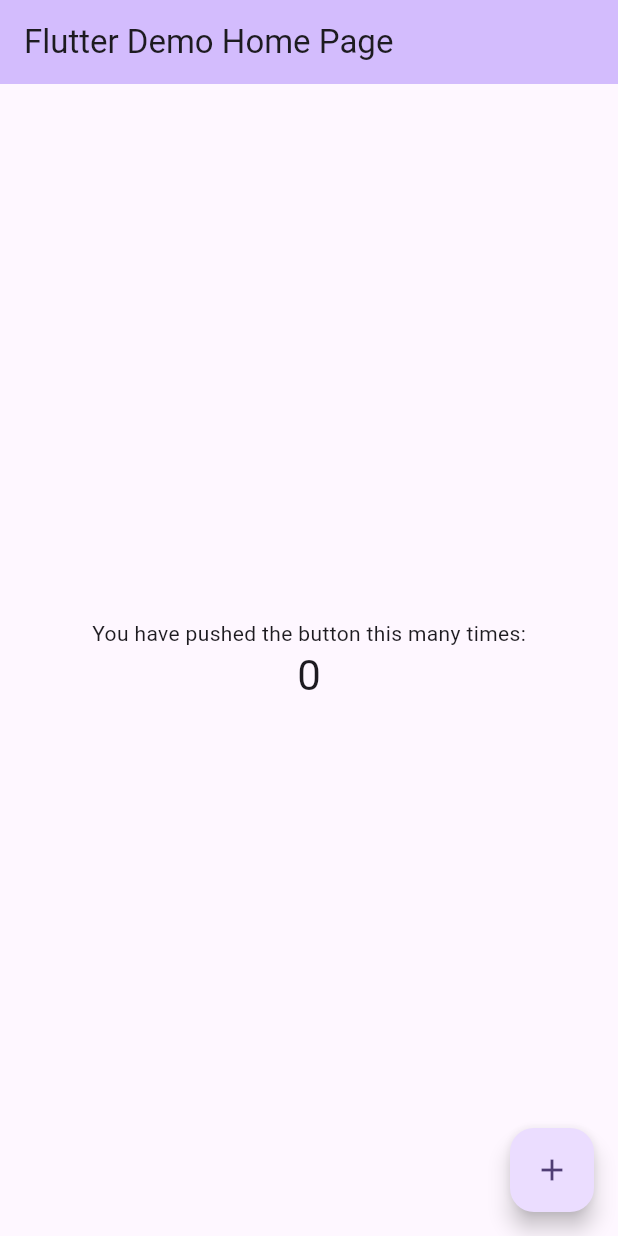
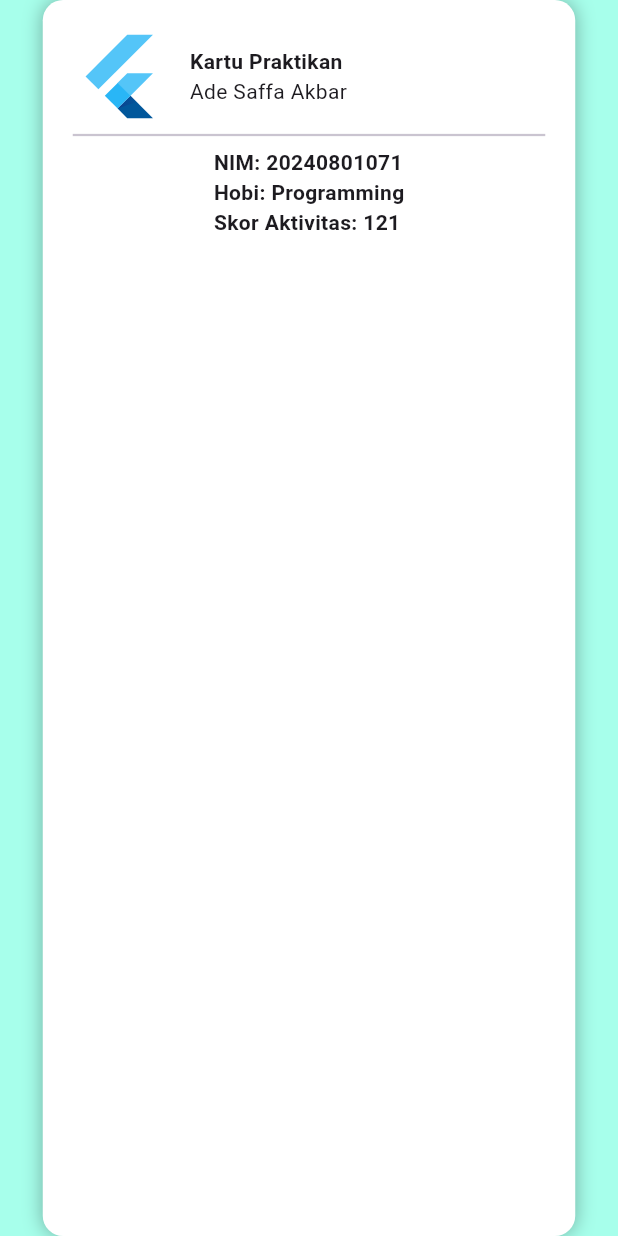
Before and after one commit to Tortuga00s/Ade-Saffa-Akbar_Kelompok--3_kh002, a Flutter app: the screen it shows after launch, on a phone screen of 412 x 824 dp. Run offline on Flutter 3.47's test engine with Material 3 defaults, Android fonts, the phone set to English and light mode, and no system bars.

Commit message:
nambah lib\profile_card.dart

```diff
--- a/lib/main.dart
+++ b/lib/main.dart
@@ -1,122 +1,62 @@
 import 'package:flutter/material.dart';
+import 'profile_card.dart';
 
-void main() {
-  runApp(const MyApp());
-}
+
+void main() => runApp(MyApp());
+
 
 class MyApp extends StatelessWidget {
-  const MyApp({super.key});
 
-  // This widget is the root of your application.
   @override
   Widget build(BuildContext context) {
+
     return MaterialApp(
-      title: 'Flutter Demo',
+
+      debugShowCheckedModeBanner: false,
+
       theme: ThemeData(
-        // This is the theme of your application.
-        //
-        // TRY THIS: Try running your application with "flutter run". You'll see
-        // the application has a purple toolbar. Then, without quitting the app,
-        // try changing the seedColor in the colorScheme below to Colors.green
-        // and then invoke "hot reload" (save your changes or press the "hot
-        // reload" button in a Flutter-supported IDE, or press "r" if you used
-        // the command line to start the app).
-        //
-        // Notice that the counter didn't reset back to zero; the application
-        // state is not lost during the reload. To reset the state, use hot
-        // restart instead.
-        //
-        // This works for code too, not just values: Most code changes can be
-        // tested with just a hot reload.
-        colorScheme: .fromSeed(seedColor: Colors.deepPurple),
+
+        scaffoldBackgroundColor:
+        Colors.tealAccent[100],
+
       ),
-      home: const MyHomePage(title: 'Flutter Demo Home Page'),
+
+      home: HomePage(),
+
     );
+
   }
 }
 
-class MyHomePage extends StatefulWidget {
-  const MyHomePage({super.key, required this.title});
 
-  // This widget is the home page of your application. It is stateful, meaning
-  // that it has a State object (defined below) that contains fields that affect
-  // how it looks.
-
-  // This class is the configuration for the state. It holds the values (in this
-  // case the title) provided by the parent (in this case the App widget) and
-  // used by the build method of the State. Fields in a Widget subclass are
-  // always marked "final".
-
-  final String title;
-
-  @override
-  State<MyHomePage> createState() => _MyHomePageState();
-}
-
-class _MyHomePageState extends State<MyHomePage> {
-  int _counter = 0;
-
-  void _incrementCounter() {
-    setState(() {
-      // This call to setState tells the Flutter framework that something has
-      // changed in this State, which causes it to rerun the build method below
-      // so that the display can reflect the updated values. If we changed
-      // _counter without calling setState(), then the build method would not be
-      // called again, and so nothing would appear to happen.
-      _counter++;
-    });
-  }
+class HomePage extends StatelessWidget {
 
   @override
   Widget build(BuildContext context) {
-    // This method is rerun every time setState is called, for instance as done
-    // by the _incrementCounter method above.
-    //
-    // The Flutter framework has been optimized to make rerunning build methods
-    // fast, so that you can just rebuild anything that needs updating rather
-    // than having to individually change instances of widgets.
+
     return Scaffold(
-      appBar: AppBar(
-        // TRY THIS: Try changing the color here to a specific color (to
-        // Colors.amber, perhaps?) and trigger a hot reload to see the AppBar
-        // change color while the other colors stay the same.
-        backgroundColor: Theme.of(context).colorScheme.inversePrimary,
-        // Here we take the value from the MyHomePage object that was created by
-        // the App.build method, and use it to set our appbar title.
-        title: Text(widget.title),
+
+      body: Center(
+
+        child: ProfileCard(
+
+          nama:
+          "Ade Saffa Akbar",
+
+          nim:
+          "20240801071",
+
+          hobi:
+          "Programming",
+
+          skorAktivitas:
+          121,
+
+        ),
+
       ),
-      body: Center(
-        // Center is a layout widget. It takes a single child and positions it
-        // in the middle of the parent.
-        child: Column(
-          // Column is also a layout widget. It takes a list of children and
-          // arranges them vertically. By default, it sizes itself to fit its
-          // children horizontally, and tries to be as tall as its parent.
-          //
-          // Column has various properties to control how it sizes itself and
-          // how it positions its children. Here we use mainAxisAlignment to
-          // center the children vertically; the main axis here is the vertical
-          // axis because Columns are vertical (the cross axis would be
-          // horizontal).
-          //
-          // TRY THIS: Invoke "debug painting" (choose the "Toggle Debug Paint"
-          // action in the IDE, or press "p" in the console), to see the
-          // wireframe for each widget.
-          mainAxisAlignment: .center,
-          children: [
-            const Text('You have pushed the button this many times:'),
-            Text(
-              '$_counter',
-              style: Theme.of(context).textTheme.headlineMedium,
-            ),
-          ],
-        ),
-      ),
-      floatingActionButton: FloatingActionButton(
-        onPressed: _incrementCounter,
-        tooltip: 'Increment',
-        child: const Icon(Icons.add),
-      ),
+
     );
+
   }
 }
--- /dev/null
+++ b/lib/profile_card.dart
@@ -0,0 +1,139 @@
+import 'package:flutter/material.dart';
+
+class ProfileCard extends StatelessWidget {
+
+  final String nama;
+  final String nim;
+  final String hobi;
+  final int skorAktivitas;
+
+  ProfileCard({
+    required this.nama,
+    required this.nim,
+    required this.hobi,
+    required this.skorAktivitas,
+  });
+
+  @override
+  Widget build(BuildContext context) {
+    return Container(
+      width: 355.0,
+      padding: EdgeInsets.all(20),
+
+      decoration: BoxDecoration(
+        color: Colors.white,
+
+        borderRadius: BorderRadius.circular(13.5),
+
+        boxShadow: [
+          BoxShadow(
+            color: Colors.black.withOpacity(0.3),
+            blurRadius: 10.0,
+          )
+        ],
+      ),
+
+      child: Column(
+
+        children: [
+
+          Row(
+
+            children: [
+
+              Container(
+
+                decoration: BoxDecoration(
+                  borderRadius:
+                  BorderRadius.circular(50),
+                ),
+
+                child: FlutterLogo(
+                  size: 62.0,
+                ),
+
+              ),
+
+              SizedBox(
+                width: 16.0,
+              ),
+
+
+              Column(
+
+                crossAxisAlignment:
+                CrossAxisAlignment.start,
+
+                children: [
+
+                  Text(
+                    "Kartu Praktikan",
+                    style: TextStyle(
+                      fontWeight:
+                      FontWeight.bold,
+                    ),
+                  ),
+
+
+                  Text(
+                    nama,
+                  ),
+
+                ],
+
+              )
+
+            ],
+
+          ),
+
+
+          Divider(
+            thickness: 1.5,
+          ),
+
+
+          Column(
+
+            crossAxisAlignment:
+            CrossAxisAlignment.start,
+
+            children: [
+
+              Text(
+                "NIM: $nim",
+                style: TextStyle(
+                  fontWeight:
+                  FontWeight.w600,
+                ),
+              ),
+
+
+              Text(
+                "Hobi: $hobi",
+                style: TextStyle(
+                  fontWeight:
+                  FontWeight.w600,
+                ),
+              ),
+
+
+              Text(
+                "Skor Aktivitas: $skorAktivitas",
+                style: TextStyle(
+                  fontWeight:
+                  FontWeight.w600,
+                ),
+              ),
+
+            ],
+
+          )
+
+        ],
+
+      ),
+
+    );
+  }
+}
```
